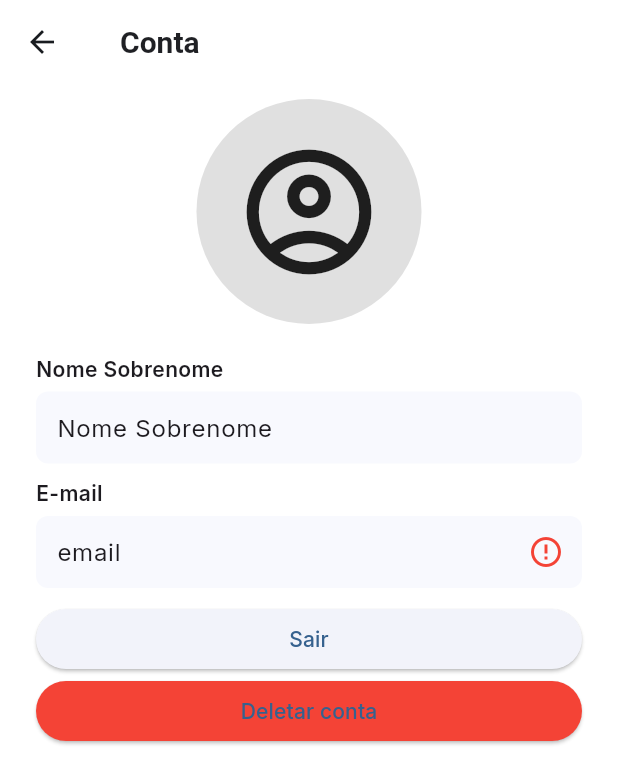
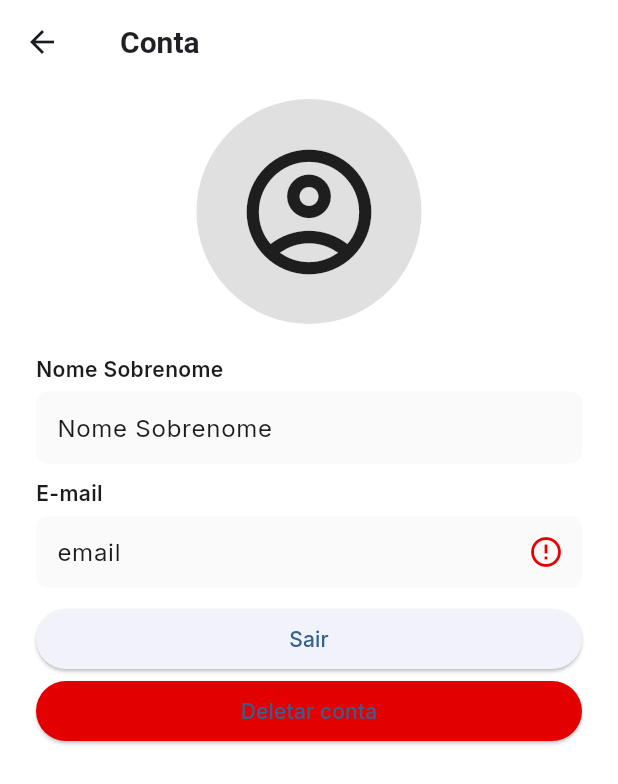
Before and after one commit to LosSantosBoys/PontoAPonto, a Flutter app: the AccountPage screen opened by its route, on a phone screen of 412 x 824 dp. Shown: the top 784 px of the screen. Run offline on Flutter 3.47's test engine with Material 3 defaults, Android fonts, the phone set to English and light mode, and no system bars; our stand-ins replace cached_network_image, dio, flutter_dotenv, flutter_secure_storage, geocoding, geolocator and 5 more; missing offline and left inert: flutter_settings_ui; accounts and stored records are empty; network calls fail.

Commit message:
Update account_page.dart

```diff
--- a/lib/features/settings/pages/account_page.dart
+++ b/lib/features/settings/pages/account_page.dart
@@ -1,4 +1,5 @@
 import 'package:flutter/material.dart';
+import 'package:pontoaponto/core/const.dart';
 
 class AccountPage extends StatelessWidget {
   const AccountPage({super.key});
@@ -29,7 +30,7 @@ class AccountPage extends StatelessWidget {
                 Text(
                   // TODO: Substituir por dados reais
                   "Nome Sobrenome",
-                  style: const TextStyle(
+                  style: TextStyle(
                     fontWeight: FontWeight.w600,
                   ),
                 ),
@@ -39,13 +40,6 @@ class AccountPage extends StatelessWidget {
             TextField(
               controller: TextEditingController(text: "Nome Sobrenome"),
               readOnly: true,
-              decoration: InputDecoration(
-                border: OutlineInputBorder(
-                  borderSide: BorderSide.none,
-                  borderRadius: BorderRadius.circular(6),
-                ),
-                fillColor: const Color(0xFFF8F9FE),
-              ),
             ),
             const SizedBox(height: 10),
             const Row(
@@ -63,15 +57,10 @@ class AccountPage extends StatelessWidget {
             TextField(
               controller: TextEditingController(text: "email"),
               readOnly: true,
-              decoration: InputDecoration(
-                border: OutlineInputBorder(
-                  borderSide: BorderSide.none,
-                  borderRadius: BorderRadius.circular(6),
-                ),
-                fillColor: const Color(0xFFF8F9FE),
-                suffixIcon: const Icon(
+              decoration: const InputDecoration(
+                suffixIcon: Icon(
                   Icons.error_outline,
-                  color: Colors.red,
+                  color: ThemeColors.errorDarkest,
                   semanticLabel: "Status de verificação de e-mail: verificado.",
                 ),
               ),
@@ -89,7 +78,7 @@ class AccountPage extends StatelessWidget {
               width: double.infinity,
               child: ElevatedButton(
                 style: ElevatedButton.styleFrom(
-                  backgroundColor: Colors.red,
+                  backgroundColor: ThemeColors.errorDarkest,
                 ),
                 onPressed: () {
                   showDialog(
@@ -109,8 +98,7 @@ class AccountPage extends StatelessWidget {
                         ),
                         actions: [
                           TextButton(
-                            // TODO: Implementar ação de cancelar
-                            onPressed: () {},
+                            onPressed: () => Navigator.pop(context),
                             child: const Text("Cancelar"),
                           ),
                           TextButton(
@@ -118,7 +106,7 @@ class AccountPage extends StatelessWidget {
                             onPressed: () {},
                             child: const Text(
                               "Deletar conta",
-                              style: TextStyle(color: Colors.red),
+                              style: TextStyle(color: ThemeColors.errorDarkest),
                             ),
                           ),
                         ],
```
